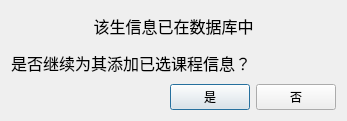
Qt form promptdialog.ui (xzjqx/Student-Management) before a commit.
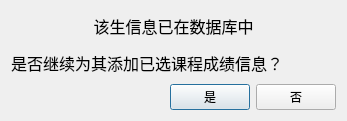
The same form after that commit.

The edit to the form file:
```diff
--- a/promptdialog.ui
+++ b/promptdialog.ui
@@ -28,7 +28,7 @@
        <item>
         <widget class="QLabel" name="label_2">
          <property name="text">
-          <string>&lt;html&gt;&lt;head/&gt;&lt;body&gt;&lt;p&gt;&lt;span style=&quot; font-size:12pt;&quot;&gt;是否继续为其添加已选课程信息？&lt;/span&gt;&lt;/p&gt;&lt;/body&gt;&lt;/html&gt;</string>
+          <string>&lt;html&gt;&lt;head/&gt;&lt;body&gt;&lt;p&gt;&lt;span style=&quot; font-size:12pt;&quot;&gt;是否继续为其添加已选课程成绩信息？&lt;/span&gt;&lt;/p&gt;&lt;/body&gt;&lt;/html&gt;</string>
          </property>
         </widget>
        </item>
```
